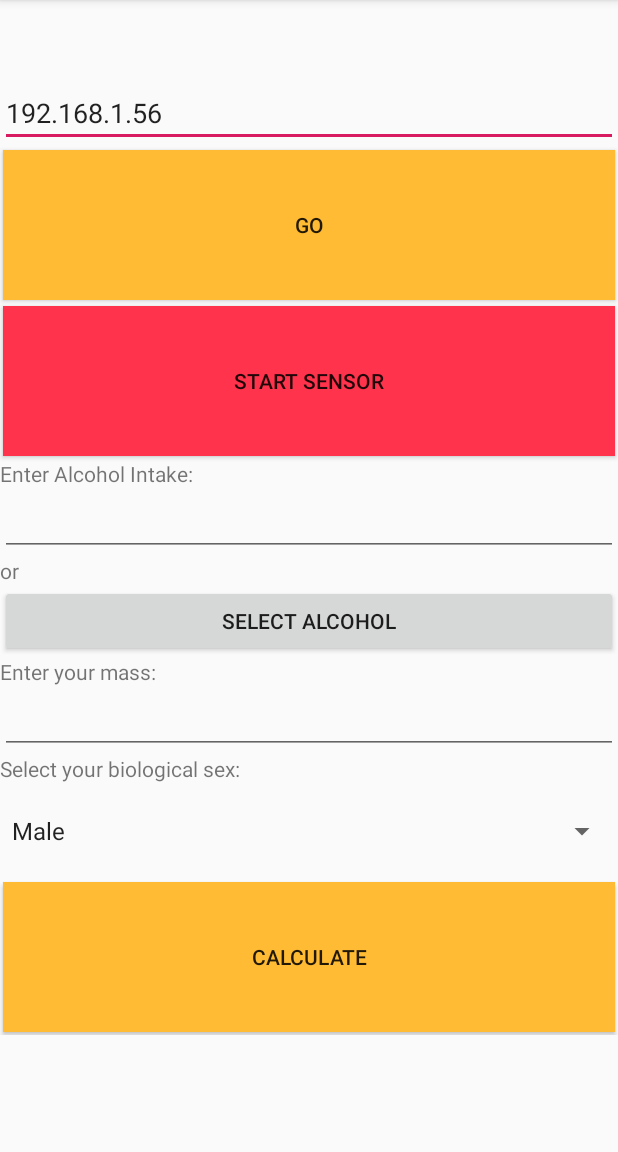
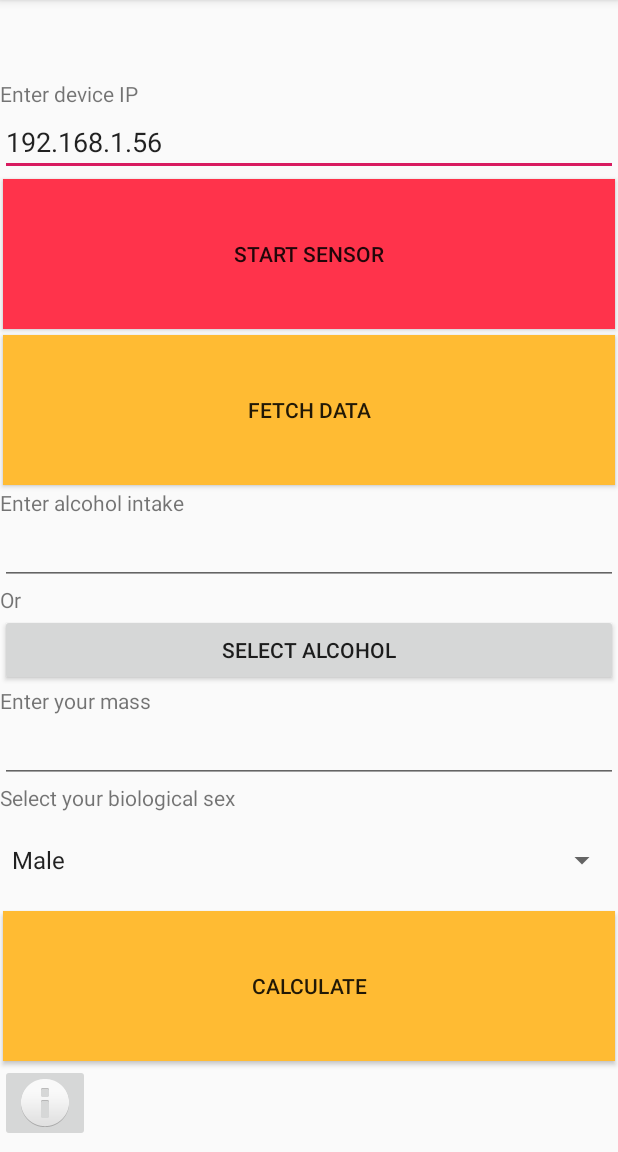
Before and after one commit to DrunkOrNot/DrunkOrNot, an Android app: the screen it shows after launch (MainActivity), on a phone screen of 412 x 824 dp, the part 84-1236 px from its top. Run offline under Robolectric (Android 15) with nearby library versions, the phone set to English and light mode, and no system bars; our stand-ins replace Firebase (no records; nobody signed in at launch, a user with empty details on screens opened directly); libraries missing offline, so code that uses them is left out: com.squareup.okhttp.

Commit message:
Authors Info and preparation for localization

```diff
--- a/app/src/main/AndroidManifest.xml
+++ b/app/src/main/AndroidManifest.xml
@@ -12,10 +12,11 @@
         android:roundIcon="@mipmap/ic_launcher_round"
         android:supportsRtl="true"
         android:theme="@style/AppTheme">
+        <activity android:name=".NextActivity"></activity>
         <activity
             android:name=".AlcoholChooseActivity"
-            android:parentActivityName=".MainActivity"
-            android:label="@string/title_activity_alcohol_choose"></activity>
+            android:label="@string/title_activity_alcohol_choose"
+            android:parentActivityName=".MainActivity" />
         <activity android:name=".MainActivity">
             <intent-filter>
                 <action android:name="android.intent.action.MAIN" />
--- a/app/src/main/res/layout/activity_alcohol_choose.xml
+++ b/app/src/main/res/layout/activity_alcohol_choose.xml
@@ -348,7 +348,7 @@
                 android:id="@+id/btnConfirm"
                 android:layout_width="match_parent"
                 android:layout_height="wrap_content"
-                android:text="Confirm" />
+                android:text="@string/str_confirm" />
 
         </LinearLayout>
     </ScrollView>
--- a/app/src/main/res/layout/activity_main.xml
+++ b/app/src/main/res/layout/activity_main.xml
@@ -31,6 +31,12 @@
                     android:textStyle="bold"
                     tools:text="@tools:sample/cities" />
 
+                <TextView
+                    android:id="@+id/textEnterRaspberryIP"
+                    android:layout_width="match_parent"
+                    android:layout_height="wrap_content"
+                    android:text="@string/str_enterDeviceIP" />
+
                 <EditText
                     android:id="@+id/txtIpAddress"
                     android:layout_width="match_parent"
@@ -42,6 +48,16 @@
                     tools:text="192.168.1.56" />
 
                 <Button
+                    android:id="@+id/btnSensor"
+                    android:layout_width="match_parent"
+                    android:layout_height="100dp"
+                    android:layout_gravity="center_horizontal"
+                    android:layout_margin="2dp"
+                    android:background="#FF334B"
+                    android:minWidth="250dp"
+                    android:text="@string/str_btnStartSensor" />
+
+                <Button
                     android:id="@+id/btnGo"
                     android:layout_width="match_parent"
                     android:layout_height="100dp"
@@ -49,23 +65,13 @@
                     android:layout_margin="2dp"
                     android:background="@android:color/holo_orange_light"
                     android:minWidth="250dp"
-                    android:text="GO" />
-
-                <Button
-                    android:id="@+id/btnSensor"
-                    android:layout_width="match_parent"
-                    android:layout_height="100dp"
-                    android:layout_gravity="center_horizontal"
-                    android:layout_margin="2dp"
-                    android:background="#FF334B"
-                    android:minWidth="250dp"
-                    android:text="START SENSOR" />
+                    android:text="@string/str_btnFetchData" />
 
                 <TextView
                     android:id="@+id/textAlcoholDescription"
                     android:layout_width="match_parent"
                     android:layout_height="wrap_content"
-                    android:text="Enter Alcohol Intake:"
+                    android:text="@string/str_enterAlcoholIntake"
                     tools:text="Enter Alcohol Intake:" />
 
                 <EditText
@@ -79,22 +85,19 @@
                     android:id="@+id/textAlcoholDescription2"
                     android:layout_width="match_parent"
                     android:layout_height="wrap_content"
-                    android:text="or"
-                    tools:text="or" />
+                    android:text="@string/str_or" />
 
                 <Button
                     android:id="@+id/btnSelectAlcohol"
                     android:layout_width="match_parent"
                     android:layout_height="wrap_content"
-                    android:text="Select Alcohol"
-                    tools:text="Select Alcohol" />
+                    android:text="@string/str_btnSelectAlcohol" />
 
                 <TextView
                     android:id="@+id/textMassDescription"
                     android:layout_width="match_parent"
                     android:layout_height="wrap_content"
-                    android:text="Enter your mass:"
-                    tools:text="Enter your mass:" />
+                    android:text="@string/str_enterMass" />
 
                 <EditText
                     android:id="@+id/txtMass"
@@ -107,8 +110,7 @@
                     android:id="@+id/textSexDescription"
                     android:layout_width="match_parent"
                     android:layout_height="wrap_content"
-                    android:text="Select your biological sex:"
-                    tools:text="Select your biological sex:" />
+                    android:text="@string/str_selectSex" />
 
                 <Spinner
                     android:id="@+id/spSex"
@@ -123,7 +125,13 @@
                     android:layout_margin="2dp"
                     android:background="@android:color/holo_orange_light"
                     android:minWidth="250dp"
-                    android:text="CALCULATE" />
+                    android:text="@string/str_btnCalculate" />
+
+                <ImageButton
+                    android:id="@+id/btnInfo"
+                    android:layout_width="60dp"
+                    android:layout_height="wrap_content"
+                    app:srcCompat="@android:drawable/ic_dialog_info"/>
 
             </LinearLayout>
         </ScrollView>
--- /dev/null
+++ b/app/src/main/res/raw/info.txt
@@ -0,0 +1,6 @@
+Ćwieląg Agnieszka
+Pawlak Tomasz
+Sadurska Patrycja
+Wilk Dominika
+Wołczyk Daniel
+Zachara Damian
--- a/app/src/main/res/values/strings.xml
+++ b/app/src/main/res/values/strings.xml
@@ -5,9 +5,36 @@
         <item>Male</item>
         <item>Female</item>
     </string-array>
-    <string name="title_activity_alcohol_choose">AlcoholChooseActivity</string>
-    <string name="title_home">Home</string>
-    <string name="title_dashboard">Dashboard</string>
-    <string name="title_notifications">Notifications</string>
+    <string name="title_activity_alcohol_choose" translatable="false">AlcoholChooseActivity</string>
+    <string name="title_home" translatable="false">Home</string>
+    <string name="title_dashboard" translatable="false">Dashboard</string>
+    <string name="title_notifications" translatable="false">Notifications</string>
+    <string name="str_enterDeviceIP" translatable="true">Enter device IP</string>
+    <string name="str_enterAlcoholIntake" translatable="true">Enter alcohol intake</string>
+    <string name="str_or" translatable="true">Or</string>
+    <string name="str_enterMass" translatable="true">Enter your mass</string>
+    <string name="str_selectSex" translatable="true">Select your biological sex</string>
+    <string name="str_confirm" translatable="true">Confirm</string>
+    <string name="str_btnStartSensor" translatable="true">Start Sensor</string>
+    <string name="str_btnFetchData" translatable="true">Fetch Data</string>
+    <string name="str_btnSelectAlcohol" translatable="true">Select Alcohol</string>
+    <string name="str_btnCalculate" translatable="true">Calculate</string>
+    <string name="str_authors" translatable="true">Authors</string>
+
+    <string name="str_selectAlcoholHeader" translatable="true">Select what you drank</string>
+    <string name="str_txtAlcohol" translatable="true">Vodka 40%</string>
+    <string name="str_txtAlcohol1" translatable="true">Vodka 38%</string>
+    <string name="str_txtAlcohol2" translatable="true">Vodka 37.5%</string>
+    <string name="str_txtAlcohol3" translatable="true">Wine 15%</string>
+    <string name="str_txtAlcohol4" translatable="true">Wine 12%</string>
+    <string name="str_txtAlcohol5" translatable="true">Wine 9.5%</string>
+    <string name="str_txtAlcohol6" translatable="true">Beer 7%</string>
+    <string name="str_txtAlcohol7" translatable="true">Beer 6%</string>
+    <string name="str_txtAlcohol8" translatable="true">Beer 5.6%</string>
+    <string name="str_txtAlcohol9" translatable="true">Beer 5.2%</string>
+
+    <string name="str_incorrectValues" translatable="true">Provided values are incorrect</string>
+    <string name="str_bacResult" translatable="true">Your Blood Alcohol Content is:</string>
+    <string name="str_soberUpTime" translatable="true">You will sober up in:</string>
 
 </resources>
```
Also changed, not shown: app/src/main/java/com/zacharadamian/drunkornot/AlcoholChooseActivity.java (+11 -11 lines), app/src/main/java/com/zacharadamian/drunkornot/MainActivity.java (+42 -14 lines), app/src/main/java/com/zacharadamian/drunkornot/NextActivity.java (added, +14 -0 lines), app/src/main/res/layout/activity_next.xml (added, +9 -0 lines), 3 other files.
